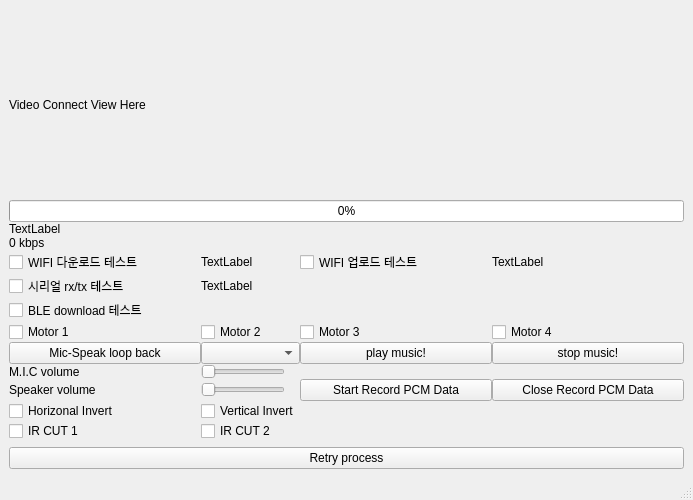
Old version of the form mdichild.ui in the repository varram-suh/etri-server.
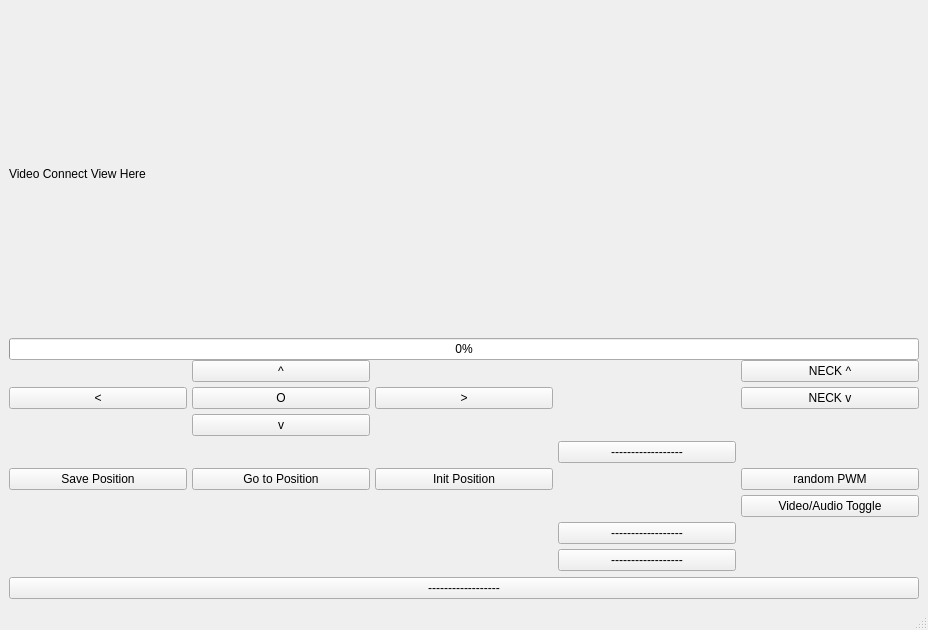
New version of the form. Custom widgets are drawn as their Qt base class.

Diff of the .ui file:
```diff
--- a/mdichild.ui
+++ b/mdichild.ui
@@ -6,8 +6,8 @@
    <rect>
     <x>0</x>
     <y>0</y>
-    <width>693</width>
-    <height>500</height>
+    <width>928</width>
+    <height>630</height>
    </rect>
   </property>
   <property name="windowTitle">
@@ -83,227 +83,114 @@
        </widget>
       </item>
       <item>
-       <widget class="QLabel" name="statusLabel">
-        <property name="text">
-         <string>TextLabel</string>
+       <layout class="QGridLayout" name="gridLayout" rowstretch="0,0,0,0,0,0,0,0" columnstretch="0,0,0,0,0,0">
+        <property name="spacing">
+         <number>5</number>
         </property>
-       </widget>
-      </item>
-      <item>
-       <layout class="QGridLayout" name="gridLayout" rowstretch="0,0,0,0,0,0,0,0,0,0" columnstretch="0,0,0,0" rowminimumheight="0,0,0,0,0,0,0,0,0,0">
-        <item row="1" column="0">
-         <widget class="QCheckBox" name="chkboxDownloadTest">
-          <property name="enabled">
-           <bool>true</bool>
-          </property>
+        <item row="4" column="3">
+         <widget class="QPushButton" name="initPositionButton">
           <property name="text">
-           <string>WIFI 다운로드 테스트</string>
-          </property>
-         </widget>
-        </item>
-        <item row="7" column="1">
-         <widget class="QSlider" name="speakerSlider">
-          <property name="sizePolicy">
-           <sizepolicy hsizetype="Fixed" vsizetype="Fixed">
-            <horstretch>0</horstretch>
-            <verstretch>0</verstretch>
-           </sizepolicy>
-          </property>
-          <property name="minimum">
-           <number>-100</number>
-          </property>
-          <property name="maximum">
-           <number>100</number>
-          </property>
-          <property name="value">
-           <number>-100</number>
-          </property>
-          <property name="orientation">
-           <enum>Qt::Horizontal</enum>
-          </property>
-         </widget>
-        </item>
-        <item row="9" column="1">
-         <widget class="QCheckBox" name="chkIrCut2">
-          <property name="text">
-           <string>IR CUT 2</string>
-          </property>
-         </widget>
-        </item>
-        <item row="1" column="1">
-         <widget class="QLabel" name="downloadBandwidth">
-          <property name="text">
-           <string>TextLabel</string>
-          </property>
-         </widget>
-        </item>
-        <item row="5" column="3">
-         <widget class="QPushButton" name="stopPcm">
-          <property name="text">
-           <string>stop music!</string>
-          </property>
-         </widget>
-        </item>
-        <item row="1" column="2">
-         <widget class="QCheckBox" name="chkboxUploadTest">
-          <property name="text">
-           <string>WIFI 업로드 테스트</string>
-          </property>
-         </widget>
-        </item>
-        <item row="9" column="0">
-         <widget class="QCheckBox" name="chkIrCut1">
-          <property name="text">
-           <string>IR CUT 1</string>
-          </property>
-         </widget>
-        </item>
-        <item row="8" column="1">
-         <widget class="QCheckBox" name="chkVerticalInvert">
-          <property name="text">
-           <string>Vertical Invert</string>
-          </property>
-         </widget>
-        </item>
-        <item row="6" column="1">
-         <widget class="QSlider" name="micSlider">
-          <property name="sizePolicy">
-           <sizepolicy hsizetype="Fixed" vsizetype="Fixed">
-            <horstretch>0</horstretch>
-            <verstretch>0</verstretch>
-           </sizepolicy>
-          </property>
-          <property name="maximum">
-           <number>45</number>
-          </property>
-          <property name="value">
-           <number>0</number>
-          </property>
-          <property name="orientation">
-           <enum>Qt::Horizontal</enum>
-          </property>
-         </widget>
-        </item>
-        <item row="0" column="0" colspan="4">
-         <widget class="QLabel" name="recvBandwidth">
-          <property name="sizePolicy">
-           <sizepolicy hsizetype="Preferred" vsizetype="Preferred">
-            <horstretch>4</horstretch>
-            <verstretch>0</verstretch>
-           </sizepolicy>
-          </property>
-          <property name="text">
-           <string>0 kbps</string>
-          </property>
-         </widget>
-        </item>
-        <item row="8" column="0">
-         <widget class="QCheckBox" name="chkHorizonalInvert">
-          <property name="text">
-           <string>Horizonal Invert</string>
-          </property>
-         </widget>
-        </item>
-        <item row="5" column="2">
-         <widget class="QPushButton" name="playPcm">
-          <property name="text">
-           <string>play music!</string>
-          </property>
-         </widget>
-        </item>
-        <item row="2" column="0">
-         <widget class="QCheckBox" name="chkboxSerialTest">
-          <property name="text">
-           <string>시리얼 rx/tx 테스트</string>
-          </property>
-         </widget>
-        </item>
-        <item row="3" column="0">
-         <widget class="QCheckBox" name="checkBox_4">
-          <property name="text">
-           <string>BLE download 테스트</string>
-          </property>
-         </widget>
-        </item>
-        <item row="5" column="0">
-         <widget class="QPushButton" name="pushButton">
-          <property name="text">
-           <string>Mic-Speak loop back</string>
-          </property>
-         </widget>
-        </item>
-        <item row="2" column="1">
-         <widget class="QLabel" name="serialDownloadBps">
-          <property name="text">
-           <string>TextLabel</string>
-          </property>
-         </widget>
-        </item>
-        <item row="7" column="0">
-         <widget class="QLabel" name="speakerVolume">
-          <property name="text">
-           <string>Speaker volume</string>
-          </property>
-         </widget>
-        </item>
-        <item row="1" column="3">
-         <widget class="QLabel" name="uploadBandwidth">
-          <property name="text">
-           <string>TextLabel</string>
-          </property>
-         </widget>
-        </item>
-        <item row="6" column="0">
-         <widget class="QLabel" name="micVolume">
-          <property name="text">
-           <string>M.I.C volume</string>
-          </property>
-         </widget>
-        </item>
-        <item row="4" column="0">
-         <widget class="QCheckBox" name="motor1">
-          <property name="text">
-           <string>Motor 1</string>
+           <string>Init Position</string>
           </property>
          </widget>
         </item>
         <item row="4" column="1">
-         <widget class="QCheckBox" name="motor2">
+         <widget class="QPushButton" name="savePositionButton">
           <property name="text">
-           <string>Motor 2</string>
+           <string>Save Position</string>
           </property>
          </widget>
         </item>
         <item row="4" column="2">
-         <widget class="QCheckBox" name="motor3">
+         <widget class="QPushButton" name="gotoPositionButton">
           <property name="text">
-           <string>Motor 3</string>
+           <string>Go to Position</string>
           </property>
          </widget>
         </item>
-        <item row="4" column="3">
-         <widget class="QCheckBox" name="motor4">
+        <item row="6" column="4">
+         <widget class="QPushButton" name="pushButton_2">
           <property name="text">
-           <string>Motor 4</string>
+           <string>------------------</string>
           </property>
          </widget>
         </item>
-        <item row="7" column="2">
-         <widget class="QPushButton" name="startRecordButton">
+        <item row="4" column="5">
+         <widget class="QPushButton" name="pwmChangeButton">
           <property name="text">
-           <string>Start Record PCM Data</string>
+           <string>random PWM</string>
           </property>
          </widget>
         </item>
-        <item row="7" column="3">
-         <widget class="QPushButton" name="closeRecordButton">
+        <item row="1" column="2">
+         <widget class="QPushButton" name="moveOriginButton">
           <property name="text">
-           <string>Close Record PCM Data</string>
+           <string>O</string>
           </property>
          </widget>
         </item>
-        <item row="5" column="1">
-         <widget class="QComboBox" name="comboBoxPlayList"/>
+        <item row="5" column="5">
+         <widget class="QPushButton" name="vaToggleButton">
+          <property name="text">
+           <string>Video/Audio Toggle</string>
+          </property>
+         </widget>
+        </item>
+        <item row="7" column="4">
+         <widget class="QPushButton" name="pushButton_3">
+          <property name="text">
+           <string>------------------</string>
+          </property>
+         </widget>
+        </item>
+        <item row="0" column="2">
+         <widget class="QPushButton" name="moveUpButton">
+          <property name="text">
+           <string>^</string>
+          </property>
+         </widget>
+        </item>
+        <item row="1" column="3">
+         <widget class="QPushButton" name="moveRightButton">
+          <property name="text">
+           <string>&gt;</string>
+          </property>
+         </widget>
+        </item>
+        <item row="1" column="1">
+         <widget class="QPushButton" name="moveLeftButton">
+          <property name="text">
+           <string>&lt;</string>
+          </property>
+         </widget>
+        </item>
+        <item row="2" column="2">
+         <widget class="QPushButton" name="moveDownButton">
+          <property name="text">
+           <string>v</string>
+          </property>
+         </widget>
+        </item>
+        <item row="3" column="4">
+         <widget class="QPushButton" name="pushButton_4">
+          <property name="text">
+           <string>------------------</string>
+          </property>
+         </widget>
+        </item>
+        <item row="0" column="5">
+         <widget class="QPushButton" name="moveNeckUp">
+          <property name="text">
+           <string>NECK ^</string>
+          </property>
+         </widget>
+        </item>
+        <item row="1" column="5">
+         <widget class="QPushButton" name="moveNeckDown">
+          <property name="text">
+           <string>NECK v</string>
+          </property>
+         </widget>
         </item>
        </layout>
       </item>
@@ -312,7 +199,7 @@
     <item>
      <widget class="QPushButton" name="retryButton">
       <property name="text">
-       <string>Retry process</string>
+       <string>------------------</string>
       </property>
      </widget>
     </item>
```
Left out of the diff: 4 changed lines with no effect on the pictures.
